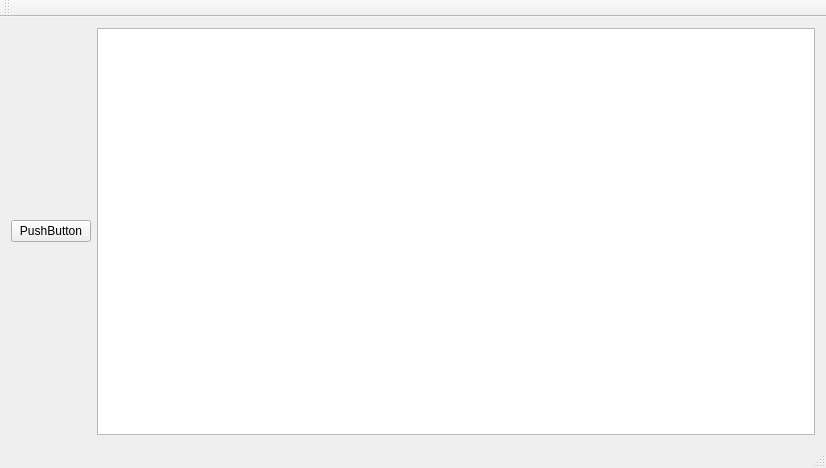
amarsman/QtTestRunner, file src/mainwindow.ui: the form before one commit.
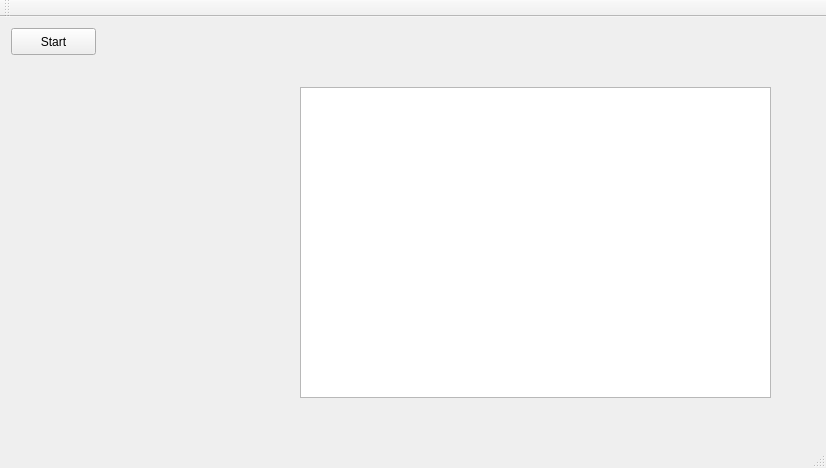
The form after the commit.

```diff
--- a/src/mainwindow.ui
+++ b/src/mainwindow.ui
@@ -14,22 +14,29 @@
    <string>MainWindow</string>
   </property>
   <widget class="QWidget" name="centralWidget">
-   <layout class="QVBoxLayout" name="verticalLayout">
-    <item>
-     <layout class="QHBoxLayout" name="horizontalLayout">
-      <item>
+   <widget class="QTreeView" name="treeView">
+    <property name="geometry">
+     <rect>
+      <x>300</x>
+      <y>70</y>
+      <width>471</width>
+      <height>311</height>
+     </rect>
+    </property>
+   </widget>
        <widget class="QPushButton" name="pbStart">
+    <property name="geometry">
+     <rect>
+      <x>11</x>
+      <y>11</y>
+      <width>85</width>
+      <height>27</height>
+     </rect>
+    </property>
         <property name="text">
-         <string>PushButton</string>
-        </property>
-       </widget>
-      </item>
-      <item>
-       <widget class="QListWidget" name="listWidget"/>
-      </item>
-     </layout>
-    </item>
-   </layout>
+     <string>Start</string>
+    </property>
+   </widget>
   </widget>
   <widget class="QMenuBar" name="menuBar">
    <property name="geometry">
```
Lines whose indentation alone changed are shown as unchanged.
